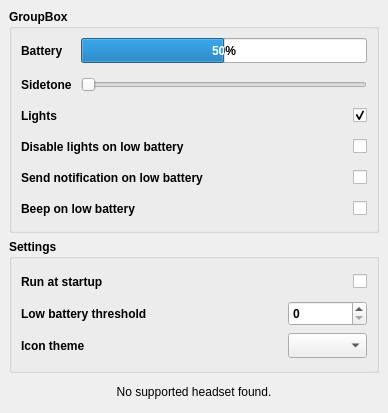
Odizinne/HeadsetControl-Qt, file src/HeadsetControlQt/headsetcontrolqt.ui: the form before one commit.
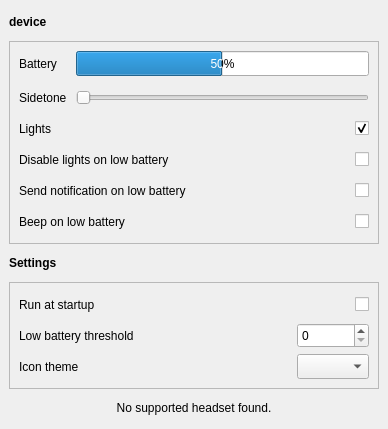
The form after the commit.

Commit message: Added frame color

What changed in the file:
```diff
--- a/src/HeadsetControlQt/headsetcontrolqt.ui
+++ b/src/HeadsetControlQt/headsetcontrolqt.ui
@@ -7,7 +7,7 @@
     <x>0</x>
     <y>0</y>
     <width>388</width>
-    <height>413</height>
+    <height>429</height>
    </rect>
   </property>
   <property name="sizePolicy">
@@ -39,85 +39,189 @@
     <property name="bottomMargin">
      <number>9</number>
     </property>
+    <item row="4" column="0">
+     <widget class="QLabel" name="notFoundLabel">
+      <property name="sizePolicy">
+       <sizepolicy hsizetype="Preferred" vsizetype="Fixed">
+        <horstretch>0</horstretch>
+        <verstretch>0</verstretch>
+       </sizepolicy>
+      </property>
+      <property name="minimumSize">
+       <size>
+        <width>0</width>
+        <height>25</height>
+       </size>
+      </property>
+      <property name="text">
+       <string>No supported headset found.</string>
+      </property>
+      <property name="alignment">
+       <set>Qt::AlignmentFlag::AlignCenter</set>
+      </property>
+     </widget>
+    </item>
+    <item row="3" column="0">
+     <widget class="QFrame" name="frame">
+      <property name="frameShape">
+       <enum>QFrame::Shape::StyledPanel</enum>
+      </property>
+      <property name="frameShadow">
+       <enum>QFrame::Shadow::Raised</enum>
+      </property>
+      <layout class="QGridLayout" name="gridLayout_5">
+       <item row="0" column="0">
+        <widget class="QLabel" name="startupLabel">
+         <property name="minimumSize">
+          <size>
+           <width>0</width>
+           <height>25</height>
+          </size>
+         </property>
+         <property name="text">
+          <string>Run at startup</string>
+         </property>
+        </widget>
+       </item>
+       <item row="0" column="2">
+        <widget class="QCheckBox" name="startupCheckbox">
+         <property name="minimumSize">
+          <size>
+           <width>0</width>
+           <height>25</height>
+          </size>
+         </property>
+         <property name="layoutDirection">
+          <enum>Qt::LayoutDirection::RightToLeft</enum>
+         </property>
+         <property name="text">
+          <string/>
+         </property>
+        </widget>
+       </item>
+       <item row="1" column="0">
+        <widget class="QLabel" name="label_2">
+         <property name="minimumSize">
+          <size>
+           <width>0</width>
+           <height>25</height>
+          </size>
+         </property>
+         <property name="text">
+          <string>Low battery threshold</string>
+         </property>
+        </widget>
+       </item>
+       <item row="1" column="2">
+        <widget class="QSpinBox" name="lowBatteryThresholdSpinBox">
+         <property name="minimumSize">
+          <size>
+           <width>0</width>
+           <height>25</height>
+          </size>
+         </property>
+         <property name="maximumSize">
+          <size>
+           <width>16777215</width>
+           <height>16777215</height>
+          </size>
+         </property>
+         <property name="minimum">
+          <number>0</number>
+         </property>
+         <property name="maximum">
+          <number>100</number>
+         </property>
+        </widget>
+       </item>
+       <item row="2" column="0">
+        <widget class="QLabel" name="label">
+         <property name="minimumSize">
+          <size>
+           <width>0</width>
+           <height>25</height>
+          </size>
+         </property>
+         <property name="text">
+          <string>Icon theme</string>
+         </property>
+        </widget>
+       </item>
+       <item row="2" column="1">
+        <spacer name="horizontalSpacer">
+         <property name="orientation">
+          <enum>Qt::Orientation::Horizontal</enum>
+         </property>
+         <property name="sizeHint" stdset="0">
+          <size>
+           <width>40</width>
+           <height>20</height>
+          </size>
+         </property>
+        </spacer>
+       </item>
+       <item row="2" column="2">
+        <widget class="QComboBox" name="themeComboBox">
+         <property name="minimumSize">
+          <size>
+           <width>0</width>
+           <height>25</height>
+          </size>
+         </property>
+         <property name="sizeAdjustPolicy">
+          <enum>QComboBox::SizeAdjustPolicy::AdjustToContents</enum>
+         </property>
+        </widget>
+       </item>
+      </layout>
+     </widget>
+    </item>
     <item row="0" column="0">
-     <widget class="QGroupBox" name="deviceGroupBox">
+     <widget class="QLabel" name="deviceLabel">
+      <property name="minimumSize">
+       <size>
+        <width>0</width>
+        <height>25</height>
+       </size>
+      </property>
       <property name="font">
        <font>
         <bold>true</bold>
        </font>
       </property>
-      <property name="title">
-       <string>GroupBox</string>
+      <property name="text">
+       <string>device</string>
       </property>
-      <layout class="QGridLayout" name="gridLayout_4">
-       <item row="3" column="2">
-        <widget class="QCheckBox" name="notificationBatteryCheckBox">
-         <property name="minimumSize">
-          <size>
-           <width>0</width>
-           <height>25</height>
-          </size>
-         </property>
-         <property name="layoutDirection">
-          <enum>Qt::LayoutDirection::RightToLeft</enum>
-         </property>
-         <property name="text">
-          <string/>
-         </property>
-        </widget>
-       </item>
-       <item row="1" column="2">
-        <widget class="QCheckBox" name="ledBox">
-         <property name="minimumSize">
-          <size>
-           <width>0</width>
-           <height>25</height>
-          </size>
-         </property>
-         <property name="layoutDirection">
-          <enum>Qt::LayoutDirection::RightToLeft</enum>
-         </property>
-         <property name="text">
-          <string/>
-         </property>
-         <property name="checked">
-          <bool>true</bool>
-         </property>
-         <property name="tristate">
-          <bool>false</bool>
-         </property>
-        </widget>
-       </item>
-       <item row="2" column="2">
-        <widget class="QCheckBox" name="ledBatteryCheckBox">
-         <property name="minimumSize">
-          <size>
-           <width>0</width>
-           <height>25</height>
-          </size>
-         </property>
-         <property name="layoutDirection">
-          <enum>Qt::LayoutDirection::RightToLeft</enum>
-         </property>
-         <property name="text">
-          <string/>
-         </property>
-        </widget>
-       </item>
-       <item row="1" column="0" colspan="2">
-        <widget class="QLabel" name="ledLabel">
-         <property name="minimumSize">
-          <size>
-           <width>0</width>
-           <height>25</height>
-          </size>
-         </property>
-         <property name="text">
-          <string>Lights</string>
-         </property>
-        </widget>
-       </item>
-       <item row="0" column="0" colspan="3">
+     </widget>
+    </item>
+    <item row="2" column="0">
+     <widget class="QLabel" name="label_4">
+      <property name="minimumSize">
+       <size>
+        <width>0</width>
+        <height>25</height>
+       </size>
+      </property>
+      <property name="font">
+       <font>
+        <bold>true</bold>
+       </font>
+      </property>
+      <property name="text">
+       <string>Settings</string>
+      </property>
+     </widget>
+    </item>
+    <item row="1" column="0">
+     <widget class="QFrame" name="frame_2">
+      <property name="frameShape">
+       <enum>QFrame::Shape::StyledPanel</enum>
+      </property>
+      <property name="frameShadow">
+       <enum>QFrame::Shadow::Raised</enum>
+      </property>
+      <layout class="QGridLayout" name="gridLayout">
+       <item row="0" column="0" colspan="2">
         <layout class="QGridLayout" name="gridLayout_7">
          <property name="spacing">
           <number>9</number>
@@ -182,6 +286,70 @@
          </item>
         </layout>
        </item>
+       <item row="1" column="0">
+        <widget class="QLabel" name="ledLabel">
+         <property name="minimumSize">
+          <size>
+           <width>0</width>
+           <height>25</height>
+          </size>
+         </property>
+         <property name="text">
+          <string>Lights</string>
+         </property>
+        </widget>
+       </item>
+       <item row="1" column="1">
+        <widget class="QCheckBox" name="ledBox">
+         <property name="minimumSize">
+          <size>
+           <width>0</width>
+           <height>25</height>
+          </size>
+         </property>
+         <property name="layoutDirection">
+          <enum>Qt::LayoutDirection::RightToLeft</enum>
+         </property>
+         <property name="text">
+          <string/>
+         </property>
+         <property name="checked">
+          <bool>true</bool>
+         </property>
+         <property name="tristate">
+          <bool>false</bool>
+         </property>
+        </widget>
+       </item>
+       <item row="2" column="0">
+        <widget class="QLabel" name="lightBatteryLabel">
+         <property name="minimumSize">
+          <size>
+           <width>0</width>
+           <height>25</height>
+          </size>
+         </property>
+         <property name="text">
+          <string>Disable lights on low battery</string>
+         </property>
+        </widget>
+       </item>
+       <item row="2" column="1">
+        <widget class="QCheckBox" name="ledBatteryCheckBox">
+         <property name="minimumSize">
+          <size>
+           <width>0</width>
+           <height>25</height>
+          </size>
+         </property>
+         <property name="layoutDirection">
+          <enum>Qt::LayoutDirection::RightToLeft</enum>
+         </property>
+         <property name="text">
+          <string/>
+         </property>
+        </widget>
+       </item>
        <item row="3" column="0">
         <widget class="QLabel" name="notification_label">
          <property name="minimumSize">
@@ -195,16 +363,19 @@
          </property>
         </widget>
        </item>
-       <item row="2" column="0">
-        <widget class="QLabel" name="lightBatteryLabel">
+       <item row="3" column="1">
+        <widget class="QCheckBox" name="notificationBatteryCheckBox">
          <property name="minimumSize">
           <size>
            <width>0</width>
            <height>25</height>
           </size>
          </property>
+         <property name="layoutDirection">
+          <enum>Qt::LayoutDirection::RightToLeft</enum>
+         </property>
          <property name="text">
-          <string>Disable lights on low battery</string>
+          <string/>
          </property>
         </widget>
        </item>
@@ -221,7 +392,7 @@
          </property>
         </widget>
        </item>
-       <item row="4" column="2">
+       <item row="4" column="1">
         <widget class="QCheckBox" name="soundBatteryCheckBox">
          <property name="minimumSize">
           <size>
@@ -240,160 +411,6 @@
       </layout>
      </widget>
     </item>
-    <item row="1" column="0">
-     <widget class="QGroupBox" name="generalGroupBox">
-      <property name="minimumSize">
-       <size>
-        <width>0</width>
-        <height>0</height>
-       </size>
-      </property>
-      <property name="font">
-       <font>
-        <bold>true</bold>
-       </font>
-      </property>
-      <property name="layoutDirection">
-       <enum>Qt::LayoutDirection::LeftToRight</enum>
-      </property>
-      <property name="autoFillBackground">
-       <bool>false</bool>
-      </property>
-      <property name="title">
-       <string>Settings</string>
-      </property>
-      <property name="alignment">
-       <set>Qt::AlignmentFlag::AlignLeading|Qt::AlignmentFlag::AlignLeft|Qt::AlignmentFlag::AlignTop</set>
-      </property>
-      <layout class="QGridLayout" name="gridLayout_3">
-       <item row="2" column="0">
-        <widget class="QLabel" name="label">
-         <property name="minimumSize">
-          <size>
-           <width>0</width>
-           <height>25</height>
-          </size>
-         </property>
-         <property name="text">
-          <string>Icon theme</string>
-         </property>
-        </widget>
-       </item>
-       <item row="0" column="2">
-        <widget class="QCheckBox" name="startupCheckbox">
-         <property name="minimumSize">
-          <size>
-           <width>0</width>
-           <height>25</height>
-          </size>
-         </property>
-         <property name="layoutDirection">
-          <enum>Qt::LayoutDirection::RightToLeft</enum>
-         </property>
-         <property name="text">
-          <string/>
-         </property>
-        </widget>
-       </item>
-       <item row="2" column="2">
-        <widget class="QComboBox" name="themeComboBox">
-         <property name="minimumSize">
-          <size>
-           <width>0</width>
-           <height>25</height>
-          </size>
-         </property>
-         <property name="sizeAdjustPolicy">
-          <enum>QComboBox::SizeAdjustPolicy::AdjustToContents</enum>
-         </property>
-        </widget>
-       </item>
-       <item row="1" column="2">
-        <widget class="QSpinBox" name="lowBatteryThresholdSpinBox">
-         <property name="minimumSize">
-          <size>
-           <width>0</width>
-           <height>25</height>
-          </size>
-         </property>
-         <property name="maximumSize">
-          <size>
-           <width>16777215</width>
-           <height>16777215</height>
-          </size>
-         </property>
-         <property name="minimum">
-          <number>0</number>
-         </property>
-         <property name="maximum">
-          <number>100</number>
-         </property>
-        </widget>
-       </item>
-       <item row="0" column="0">
-        <widget class="QLabel" name="startupLabel">
-         <property name="minimumSize">
-          <size>
-           <width>0</width>
-           <height>25</height>
-          </size>
-         </property>
-         <property name="text">
-          <string>Run at startup</string>
-         </property>
-        </widget>
-       </item>
-       <item row="1" column="0">
-        <widget class="QLabel" name="label_2">
-         <property name="minimumSize">
-          <size>
-           <width>0</width>
-           <height>25</height>
-          </size>
-         </property>
-         <property name="text">
-          <string>Low battery threshold</string>
-         </property>
-        </widget>
-       </item>
-       <item row="2" column="1">
-        <spacer name="horizontalSpacer">
-         <property name="orientation">
-          <enum>Qt::Orientation::Horizontal</enum>
-         </property>
-         <property name="sizeHint" stdset="0">
-          <size>
-           <width>40</width>
-           <height>20</height>
-          </size>
-         </property>
-        </spacer>
-       </item>
-      </layout>
-     </widget>
-    </item>
-    <item row="2" column="0">
-     <widget class="QLabel" name="notFoundLabel">
-      <property name="sizePolicy">
-       <sizepolicy hsizetype="Preferred" vsizetype="Fixed">
-        <horstretch>0</horstretch>
-        <verstretch>0</verstretch>
-       </sizepolicy>
-      </property>
-      <property name="minimumSize">
-       <size>
-        <width>0</width>
-        <height>25</height>
-       </size>
-      </property>
-      <property name="text">
-       <string>No supported headset found.</string>
-      </property>
-      <property name="alignment">
-       <set>Qt::AlignmentFlag::AlignCenter</set>
-      </property>
-     </widget>
-    </item>
    </layout>
   </widget>
  </widget>
```
Left out of the diff: 34 changed lines with no effect on the pictures. The commit also changes 4 other files.
